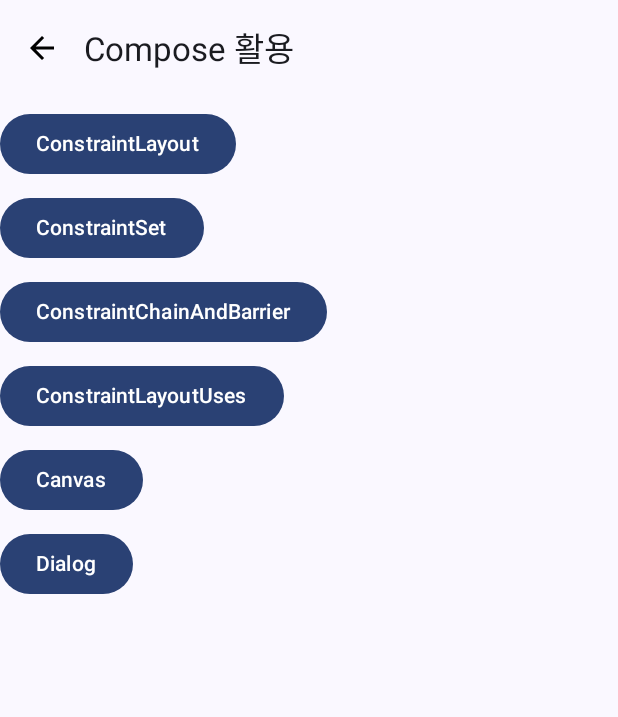
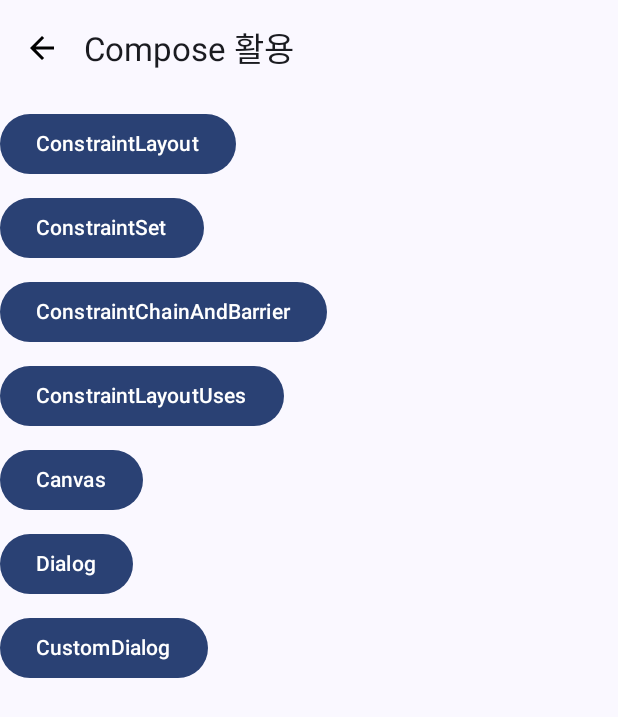
Before and after one commit to theo-no/Compose_Example, an Android app built with Jetpack Compose: the screen it shows after launch (UsesActivity), on a phone screen of 412 x 824 dp. Shown: the top 717 px of the screen. Run offline under Robolectric (Android 15) with nearby library versions, the phone set to English and light mode, and no system bars; our stand-ins replace constraintlayout-compose.

Commit message:
CustomDialog 예시 완료

```diff
--- a/Compose_Example/app/src/main/java/com/csh/compose_example/navigation/NavGraph.kt
+++ b/Compose_Example/app/src/main/java/com/csh/compose_example/navigation/NavGraph.kt
@@ -11,6 +11,7 @@ import com.csh.compose_example.uses.screen.ConstraintChainAndBarrierScreen
 import com.csh.compose_example.uses.screen.ConstraintLayoutScreen
 import com.csh.compose_example.uses.screen.ConstraintLayoutUsesScreen
 import com.csh.compose_example.uses.screen.ConstraintSetScreen
+import com.csh.compose_example.uses.screen.CustomDialogScreen
 import com.csh.compose_example.uses.screen.DialogScreen
 import com.csh.compose_example.uses.screen.HomeScreen
 
@@ -57,5 +58,10 @@ fun NavGraph(
         ) {
             DialogScreen(navController)
         }
+        composable(
+            route = Screen.CustomDialog.route
+        ) {
+            CustomDialogScreen(navController)
+        }
     }
 } // End of setUpNavGraph
--- a/Compose_Example/app/src/main/java/com/csh/compose_example/navigation/Screen.kt
+++ b/Compose_Example/app/src/main/java/com/csh/compose_example/navigation/Screen.kt
@@ -11,4 +11,5 @@ sealed class Screen(val route: String) {
     object ConstraintLayoutUses : Screen(route = "constraint_layout_uses_screen")
     object Canvas : Screen(route = "canvas_screen")
     object Dialog : Screen(route = "dialog_screen")
+    object CustomDialog : Screen(route = "custom_dialog_screen")
 }
--- a/Compose_Example/app/src/main/java/com/csh/compose_example/uses/screen/HomeScreen.kt
+++ b/Compose_Example/app/src/main/java/com/csh/compose_example/uses/screen/HomeScreen.kt
@@ -66,6 +66,14 @@ fun HomeScreen(
                 "Dialog"
             )
         }
+        Spacer(modifier = Modifier.run { size(8.dp) })
+        Button(onClick = {
+            navController.navigate(Screen.CustomDialog.route)
+        }) {
+            Text(
+                "CustomDialog"
+            )
+        }
     }
 
 }
```
Also changed, not shown: Compose_Example/app/src/main/java/com/csh/compose_example/uses/screen/CustomDialogScreen.kt (added, +104 -0 lines).
